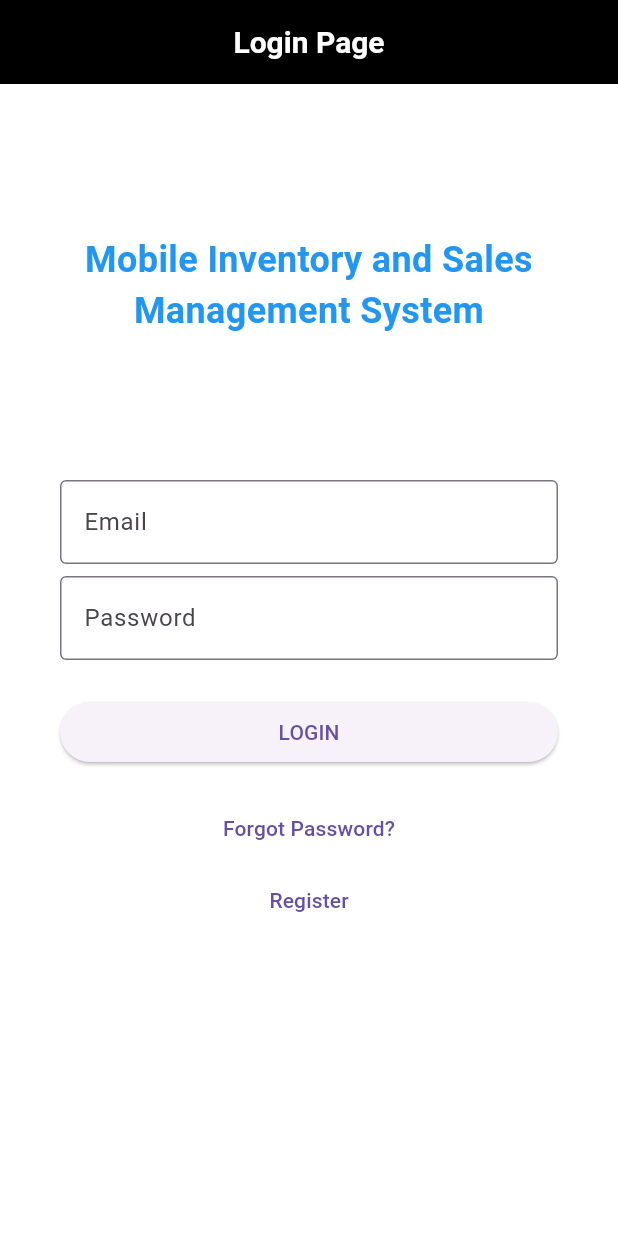
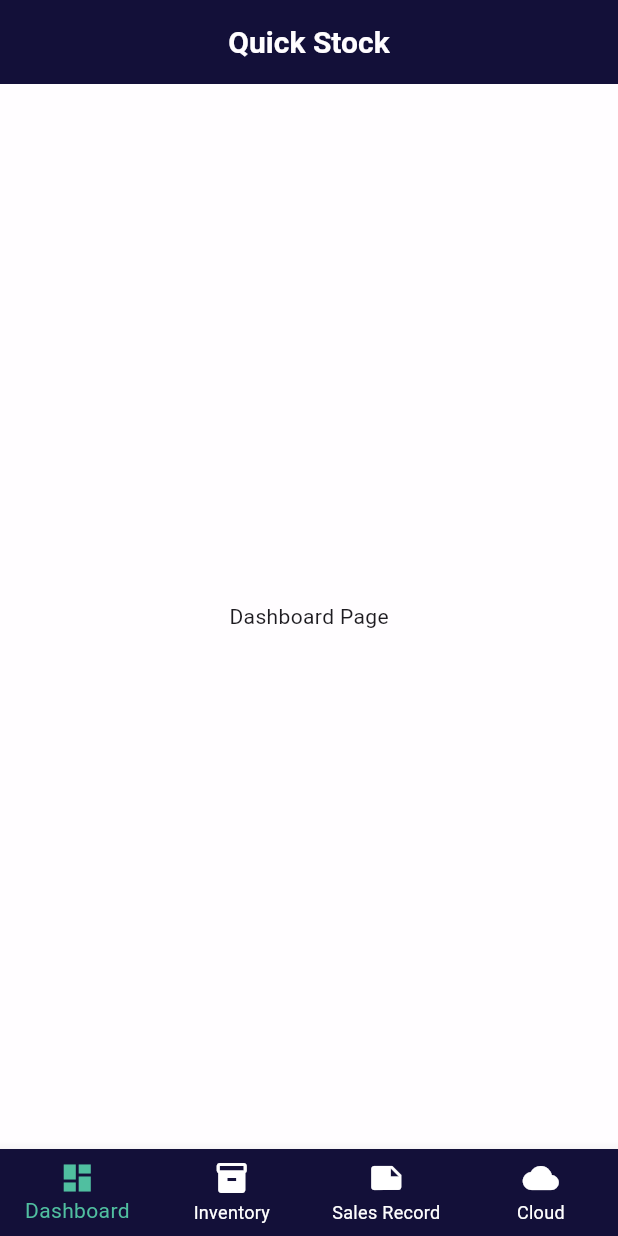
Before and after one commit to HarleyGotardo/SquareMind, a Flutter app: the screen it shows after launch, on a phone screen of 412 x 824 dp. Run offline on Flutter 3.47's test engine with Material 3 defaults, Android fonts, the phone set to English and light mode, and no system bars.

Commit message:
Implemented main page UI
This commit introduces the initial layout and functionality for the main page of the application. The main page now features a navigation bar for easy access to different sections, including a dashboard, inventory management, sales record, and cloud integration. The UI elements have been designed and implemented to provide a cohesive user experience, enhancing usability and navigation within the application.

```diff
--- a/lib/main.dart
+++ b/lib/main.dart
@@ -1,5 +1,6 @@
 import 'package:android_mims_development/screens/login_screen.dart';
 import 'package:flutter/material.dart';
+import 'package:android_mims_development/screens/main_page.dart';
 
 void main() {
   runApp(const MyApp());
@@ -13,12 +14,12 @@ class MyApp extends StatelessWidget {
     return MaterialApp(
       title: 'Inventory and Sales Management System',
       theme: ThemeData(
-        primaryColor: Colors.blue,
-        hintColor: Colors.blueAccent,
+        primaryColor: const Color.fromRGBO(0, 151, 178, 100),
+        hintColor: const Color.fromRGBO(0, 151, 178, 100),
         fontFamily: 'Roboto',
       ),
       // home: const LoginPage(),
-      home: const LoginPage(),
+      home: const MainPage(),
     );
   }
 }
--- /dev/null
+++ b/lib/screens/main_page.dart
@@ -0,0 +1,137 @@
+import 'package:flutter/material.dart';
+
+class MainPage extends StatefulWidget {
+  const MainPage({Key? key}) : super(key: key);
+
+  @override
+  _MainPageState createState() => _MainPageState();
+}
+
+class _MainPageState extends State<MainPage> {
+  int _selectedIndex = 0;
+
+  // Define the colors based on the 60-30-10 rule
+  static const Color dominantColor = Color.fromARGB(255, 255, 253, 255); // Dominant color (60%)
+  static const Color secondaryColor = Color.fromARGB(255, 19, 16, 57); // Secondary color (30%)
+  static const Color accentColor = Color.fromARGB(255, 80, 191, 160); // Accent color (10%)
+
+  void _onItemTapped(int index) {
+    setState(() {
+      _selectedIndex = index;
+    });
+  }
+
+  @override
+  Widget build(BuildContext context) {
+    return Scaffold(
+      appBar: AppBar(
+        title: const Text(
+          'Quick Stock',
+          style: TextStyle(
+            fontSize: 20.0,
+            fontWeight: FontWeight.bold,
+            color: dominantColor, // Text color (black)
+          ),
+          textAlign: TextAlign.center,
+        ),
+        backgroundColor: secondaryColor, // Secondary color
+        centerTitle: true, // Aligns title to center
+      ),
+      backgroundColor: dominantColor, // Dominant color
+      body: _getPage(_selectedIndex),
+      bottomNavigationBar: BottomNavigationBar(
+        items: const <BottomNavigationBarItem>[
+          BottomNavigationBarItem(
+            icon: Icon(
+              Icons.dashboard,
+            ),
+            label: 'Dashboard',
+          ),
+          BottomNavigationBarItem(
+            icon: Icon(
+              Icons.inventory,
+            ),
+            label: 'Inventory',
+          ),
+          BottomNavigationBarItem(
+            icon: Icon(
+              Icons.note,
+            ),
+            label: 'Sales Record',
+          ),
+          BottomNavigationBarItem(
+            icon: Icon(
+              Icons.cloud,
+            ),
+            label: 'Cloud',
+          ),
+        ],
+        currentIndex: _selectedIndex,
+        selectedItemColor: accentColor, // Accent color (highlight color)
+        unselectedItemColor: Colors.white, // Secondary color
+        onTap: _onItemTapped,
+        backgroundColor: secondaryColor, // Dominant color
+        type: BottomNavigationBarType.fixed, // Ensures all labels are visible
+      ),
+    );
+  }
+
+  Widget _getPage(int index) {
+    switch (index) {
+      case 0:
+        return const DashboardPage();
+      case 1:
+        return const InventoryPage();
+      case 2:
+        return const SalesRecordPage();
+      case 3:
+        return const CloudPage();
+      default:
+        return Container();
+    }
+  }
+}
+
+class DashboardPage extends StatelessWidget {
+  const DashboardPage({Key? key}) : super(key: key);
+
+  @override
+  Widget build(BuildContext context) {
+    return const Center(
+      child: Text('Dashboard Page'),
+    );
+  }
+}
+
+class InventoryPage extends StatelessWidget {
+  const InventoryPage({Key? key}) : super(key: key);
+
+  @override
+  Widget build(BuildContext context) {
+    return const Center(
+      child: Text('Inventory Management'),
+    );
+  }
+}
+
+class SalesRecordPage extends StatelessWidget {
+  const SalesRecordPage({Key? key}) : super(key: key);
+
+  @override
+  Widget build(BuildContext context) {
+    return const Center(
+      child: Text('Sales Record Page'),
+    );
+  }
+}
+
+class CloudPage extends StatelessWidget {
+  const CloudPage({Key? key}) : super(key: key);
+
+  @override
+  Widget build(BuildContext context) {
+    return const Center(
+      child: Text('Cloud Page'),
+    );
+  }
+}
```
